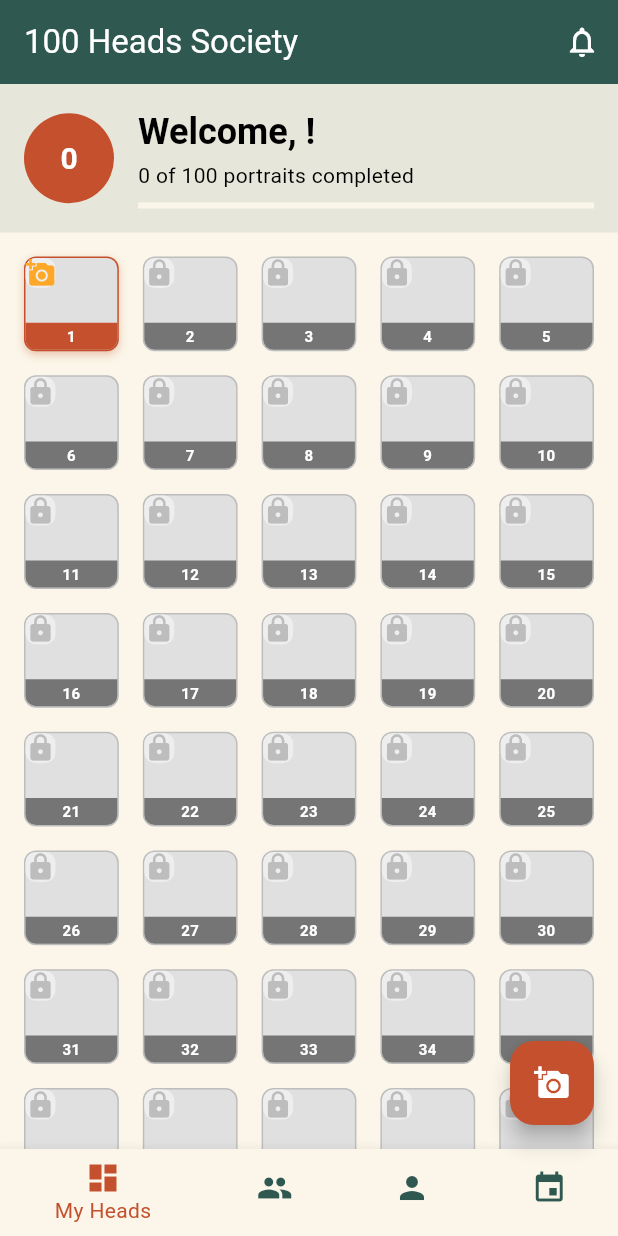
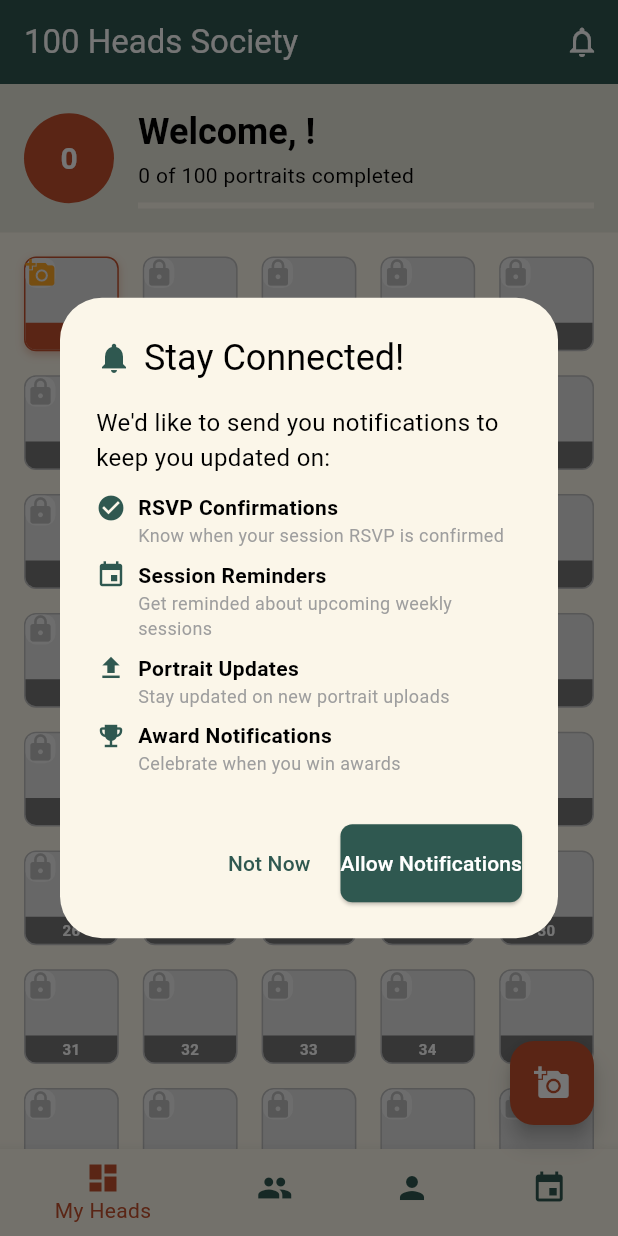
Before and after one commit to starogre/hundredheadssociety, a Flutter app: the DashboardScreen screen opened directly, on a phone screen of 412 x 824 dp. Run offline on Flutter 3.47's test engine with Material 3 defaults, Android fonts, the light colour scheme and no system bars; our stand-ins replace cached_network_image, cloud_firestore, cloud_functions, firebase_auth, firebase_core, firebase_messaging and 5 more; missing offline and left inert: photo_manager, photo_manager_image_provider; accounts and stored records are empty; network calls fail.

Commit message:
Implement push notifications with Firebase Cloud Functions
- Add Firebase Cloud Messaging and local notifications
- Create PushNotificationService for handling FCM tokens and notifications
- Add Cloud Functions for automatic push notification sending
- Implement RSVP confirmation notifications
- Add test notification functionality in settings
- Add manual FCM token saving for debugging
- Configure Android build settings for notifications
- Add notification permission dialog with user-friendly explanation
- Integrate with auth flow to save FCM tokens on login
- Add topic-based notification system for role-based targeting

```diff
--- a/lib/main.dart
+++ b/lib/main.dart
@@ -7,6 +7,7 @@ import 'providers/notification_provider.dart';
 import 'providers/portrait_provider.dart';
 import 'providers/weekly_session_provider.dart';
 import 'providers/model_provider.dart';
+import 'services/push_notification_service.dart';
 import 'screens/login_screen.dart';
 import 'screens/dashboard_screen.dart';
 import 'screens/splash_screen.dart';
@@ -21,6 +22,10 @@ void main() async {
   await Firebase.initializeApp(
     options: DefaultFirebaseOptions.currentPlatform,
   );
+
+  // Initialize push notification service
+  await PushNotificationService().initialize();
+
   runApp(const MyApp());
 }
 
--- a/lib/providers/weekly_session_provider.dart
+++ b/lib/providers/weekly_session_provider.dart
@@ -3,6 +3,7 @@ import '../models/weekly_session_model.dart';
 import '../models/portrait_model.dart';
 import '../services/weekly_session_service.dart';
 import '../services/user_service.dart';
+import '../services/push_notification_service.dart';
 import '../models/user_model.dart';
 
 // Defines the award categories
@@ -39,6 +40,7 @@ const Map<AwardCategory, Map<String, dynamic>> awardDetails = {
 class WeeklySessionProvider extends ChangeNotifier {
   final WeeklySessionService _weeklySessionService = WeeklySessionService();
   final UserService _userService = UserService();
+  final PushNotificationService _pushNotificationService = PushNotificationService();
 
   WeeklySessionModel? _currentSession;
   WeeklySessionModel? _mostRecentCompletedSession; // For winners
@@ -150,6 +152,20 @@ class WeeklySessionProvider extends ChangeNotifier {
         if (user != null && !_rsvpUsers.any((u) => u.id == userId)) {
           _rsvpUsers.add(user);
           notifyListeners();
+        }
+
+        // Send RSVP confirmation push notification
+        try {
+          await _pushNotificationService.sendRSVPConfirmation(
+            userId,
+            'Weekly Session',
+            _currentSession!.sessionDate,
+          );
+        } catch (e) {
+          // Don't fail the RSVP if push notification fails
+          if (kDebugMode) {
+            print('Error sending RSVP confirmation notification: $e');
+          }
         }
       }
     } catch (e) {
--- /dev/null
+++ b/lib/widgets/notification_permission_dialog.dart
@@ -0,0 +1,124 @@
+import 'package:flutter/material.dart';
+import '../theme/app_theme.dart';
+
+class NotificationPermissionDialog extends StatelessWidget {
+  final VoidCallback? onAllow;
+  final VoidCallback? onDeny;
+
+  const NotificationPermissionDialog({
+    super.key,
+    this.onAllow,
+    this.onDeny,
+  });
+
+  @override
+  Widget build(BuildContext context) {
+    return AlertDialog(
+      title: Row(
+        children: [
+          Icon(Icons.notifications, color: AppColors.forestGreen),
+          const SizedBox(width: 8),
+          const Text('Stay Connected!'),
+        ],
+      ),
+      content: const Column(
+        mainAxisSize: MainAxisSize.min,
+        crossAxisAlignment: CrossAxisAlignment.start,
+        children: [
+          Text(
+            'We\'d like to send you notifications to keep you updated on:',
+            style: TextStyle(fontSize: 16),
+          ),
+          SizedBox(height: 12),
+          _NotificationBenefit(
+            icon: Icons.check_circle,
+            title: 'RSVP Confirmations',
+            description: 'Know when your session RSVP is confirmed',
+          ),
+          _NotificationBenefit(
+            icon: Icons.event,
+            title: 'Session Reminders',
+            description: 'Get reminded about upcoming weekly sessions',
+          ),
+          _NotificationBenefit(
+            icon: Icons.upload,
+            title: 'Portrait Updates',
+            description: 'Stay updated on new portrait uploads',
+          ),
+          _NotificationBenefit(
+            icon: Icons.emoji_events,
+            title: 'Award Notifications',
+            description: 'Celebrate when you win awards',
+          ),
+        ],
+      ),
+      actions: [
+        TextButton(
+          onPressed: () {
+            Navigator.of(context).pop(false);
+            onDeny?.call();
+          },
+          child: const Text('Not Now'),
+        ),
+        ElevatedButton(
+          onPressed: () {
+            Navigator.of(context).pop(true);
+            onAllow?.call();
+          },
+          style: ElevatedButton.styleFrom(
+            backgroundColor: AppColors.forestGreen,
+            foregroundColor: AppColors.white,
+          ),
+          child: const Text('Allow Notifications'),
+        ),
+      ],
+    );
+  }
+}
+
+class _NotificationBenefit extends StatelessWidget {
+  final IconData icon;
+  final String title;
+  final String description;
+
+  const _NotificationBenefit({
+    required this.icon,
+    required this.title,
+    required this.description,
+  });
+
+  @override
+  Widget build(BuildContext context) {
+    return Padding(
+      padding: const EdgeInsets.only(bottom: 8),
+      child: Row(
+        crossAxisAlignment: CrossAxisAlignment.start,
+        children: [
+          Icon(icon, size: 20, color: AppColors.forestGreen),
+          const SizedBox(width: 8),
+          Expanded(
+            child: Column(
+              crossAxisAlignment: CrossAxisAlignment.start,
+              children: [
+                Text(
+                  title,
+                  style: const TextStyle(
+                    fontWeight: FontWeight.bold,
+                    fontSize: 14,
+                  ),
+                ),
+                Text(
+                  description,
+                  style: const TextStyle(
+                    fontSize: 12,
+                    color: Colors.grey,
+                  ),
+                ),
+              ],
+            ),
+          ),
+        ],
+      ),
+    );
+  }
+}
--- a/pubspec.yaml
+++ b/pubspec.yaml
@@ -40,6 +40,11 @@ dependencies:
   firebase_auth: ^5.6.0
   cloud_firestore: ^5.6.9
   firebase_storage: ^12.4.7
+  firebase_messaging: ^15.1.3
+  cloud_functions: ^5.1.0
+
+  # Local notifications
+  flutter_local_notifications: ^18.0.1
 
   # State management
   provider: ^6.1.2
```
Also changed, not shown: lib/providers/auth_provider.dart (+21 -0 lines), lib/screens/dashboard_screen.dart (+26 -0 lines), lib/screens/settings_screen.dart (+77 -0 lines), lib/services/auth_service.dart (+14 -1 lines), lib/services/push_notification_service.dart (added, +329 -0 lines), 3 other files.
